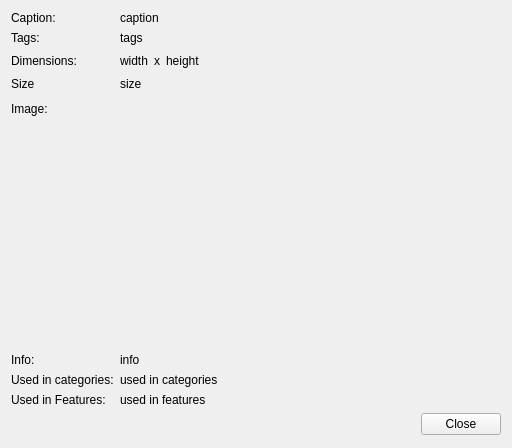
Wolframe/qtClient, file qt/apps/configurator/forms/picture_info.ui: the form before one commit.
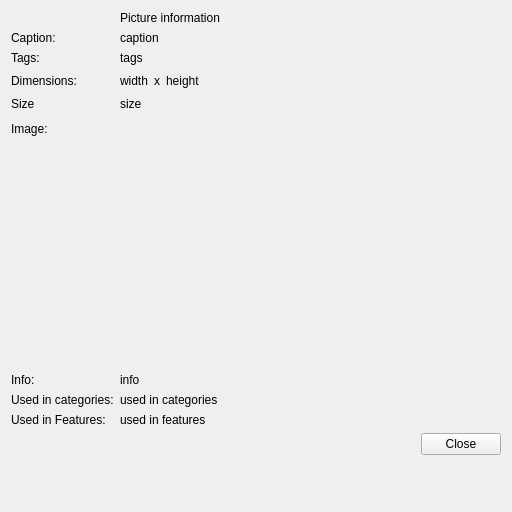
The form after the commit. Icons and pictures are not drawn.

Diff of the .ui file:
```diff
--- a/qt/apps/configurator/forms/picture_info.ui
+++ b/qt/apps/configurator/forms/picture_info.ui
@@ -7,7 +7,7 @@
     <x>0</x>
     <y>0</y>
     <width>512</width>
-    <height>448</height>
+    <height>512</height>
    </rect>
   </property>
   <property name="windowTitle">
@@ -30,20 +30,51 @@
     <enum>QFormLayout::AllNonFixedFieldsGrow</enum>
    </property>
    <item row="1" column="0">
+    <widget class="QLabel" name="label">
+     <property name="text">
+      <string/>
+     </property>
+     <property name="pixmap">
+      <pixmap resource="../resources/configurator.qrc">:/images/picture.png</pixmap>
+     </property>
+    </widget>
+   </item>
+   <item row="2" column="0">
     <widget class="QLabel" name="label_description">
      <property name="text">
       <string>Caption:</string>
      </property>
     </widget>
    </item>
+   <item row="2" column="1">
+    <widget class="QLabel" name="caption">
+     <property name="text">
+      <string>caption</string>
+     </property>
+    </widget>
+   </item>
    <item row="4" column="0">
+    <widget class="QLabel" name="tabel_tags">
+     <property name="text">
+      <string>Tags:</string>
+     </property>
+    </widget>
+   </item>
+   <item row="4" column="1">
+    <widget class="QLabel" name="tags">
+     <property name="text">
+      <string>tags</string>
+     </property>
+    </widget>
+   </item>
+   <item row="5" column="0">
     <widget class="QLabel" name="label_dimensions">
      <property name="text">
       <string>Dimensions:</string>
      </property>
     </widget>
    </item>
-   <item row="4" column="1">
+   <item row="5" column="1">
     <layout class="QHBoxLayout" name="horizontalLayout_2">
      <item>
       <layout class="QHBoxLayout" name="horizontalLayout_4">
@@ -86,13 +117,27 @@
     </layout>
    </item>
    <item row="7" column="0">
+    <widget class="QLabel" name="label_size">
+     <property name="text">
+      <string>Size</string>
+     </property>
+    </widget>
+   </item>
+   <item row="7" column="1">
+    <widget class="QLabel" name="size">
+     <property name="text">
+      <string>size</string>
+     </property>
+    </widget>
+   </item>
+   <item row="8" column="0">
     <widget class="QLabel" name="label_image">
      <property name="text">
       <string>Image:</string>
      </property>
     </widget>
    </item>
-   <item row="7" column="1">
+   <item row="8" column="1">
     <widget class="QLabel" name="image">
      <property name="sizePolicy">
       <sizepolicy hsizetype="Expanding" vsizetype="Fixed">
@@ -111,7 +156,49 @@
      </property>
     </widget>
    </item>
+   <item row="9" column="0">
+    <widget class="QLabel" name="label_name">
+     <property name="text">
+      <string>Info:</string>
+     </property>
+    </widget>
+   </item>
+   <item row="9" column="1">
+    <widget class="QLabel" name="info">
+     <property name="text">
+      <string>info</string>
+     </property>
+    </widget>
+   </item>
+   <item row="11" column="0">
+    <widget class="QLabel" name="label_used">
+     <property name="text">
+      <string>Used in categories:</string>
+     </property>
+    </widget>
+   </item>
+   <item row="11" column="1">
+    <widget class="QLabel" name="used_categories">
+     <property name="text">
+      <string>used in categories</string>
+     </property>
+    </widget>
+   </item>
+   <item row="12" column="0">
+    <widget class="QLabel" name="label_used_in_featuers">
+     <property name="text">
+      <string>Used in Features:</string>
+     </property>
+    </widget>
+   </item>
    <item row="12" column="1">
+    <widget class="QLabel" name="used_features">
+     <property name="text">
+      <string>used in features</string>
+     </property>
+    </widget>
+   </item>
+   <item row="13" column="1">
     <layout class="QHBoxLayout" name="horizontalLayout">
      <item>
       <spacer name="horizontalSpacer">
@@ -138,80 +225,10 @@
      </item>
     </layout>
    </item>
-   <item row="8" column="0">
-    <widget class="QLabel" name="label_name">
-     <property name="text">
-      <string>Info:</string>
-     </property>
-    </widget>
-   </item>
-   <item row="8" column="1">
-    <widget class="QLabel" name="info">
-     <property name="text">
-      <string>info</string>
-     </property>
-    </widget>
-   </item>
    <item row="1" column="1">
-    <widget class="QLabel" name="caption">
+    <widget class="QLabel" name="label_2">
      <property name="text">
-      <string>caption</string>
-     </property>
-    </widget>
-   </item>
-   <item row="6" column="0">
-    <widget class="QLabel" name="label_size">
-     <property name="text">
-      <string>Size</string>
-     </property>
-    </widget>
-   </item>
-   <item row="6" column="1">
-    <widget class="QLabel" name="size">
-     <property name="text">
-      <string>size</string>
-     </property>
-    </widget>
-   </item>
-   <item row="3" column="0">
-    <widget class="QLabel" name="tabel_tags">
-     <property name="text">
-      <string>Tags:</string>
-     </property>
-    </widget>
-   </item>
-   <item row="3" column="1">
-    <widget class="QLabel" name="tags">
-     <property name="text">
-      <string>tags</string>
-     </property>
-    </widget>
-   </item>
-   <item row="10" column="0">
-    <widget class="QLabel" name="label_used">
-     <property name="text">
-      <string>Used in categories:</string>
-     </property>
-    </widget>
-   </item>
-   <item row="10" column="1">
-    <widget class="QLabel" name="used_categories">
-     <property name="text">
-      <string>used in categories</string>
-     </property>
-    </widget>
-   </item>
-   <item row="11" column="1">
-    <widget class="QLabel" name="used_features">
-     <property name="text">
-      <string>used in features</string>
-     </property>
-    </widget>
-   </item>
-   <item row="11" column="0">
-    <widget class="QLabel" name="label_used_in_featuers">
-     <property name="text">
-      <string>Used in Features:</string>
+      <string>Picture information</string>
      </property>
     </widget>
    </item>
```
Left out of the diff: 4 changed lines with no effect on the pictures.
